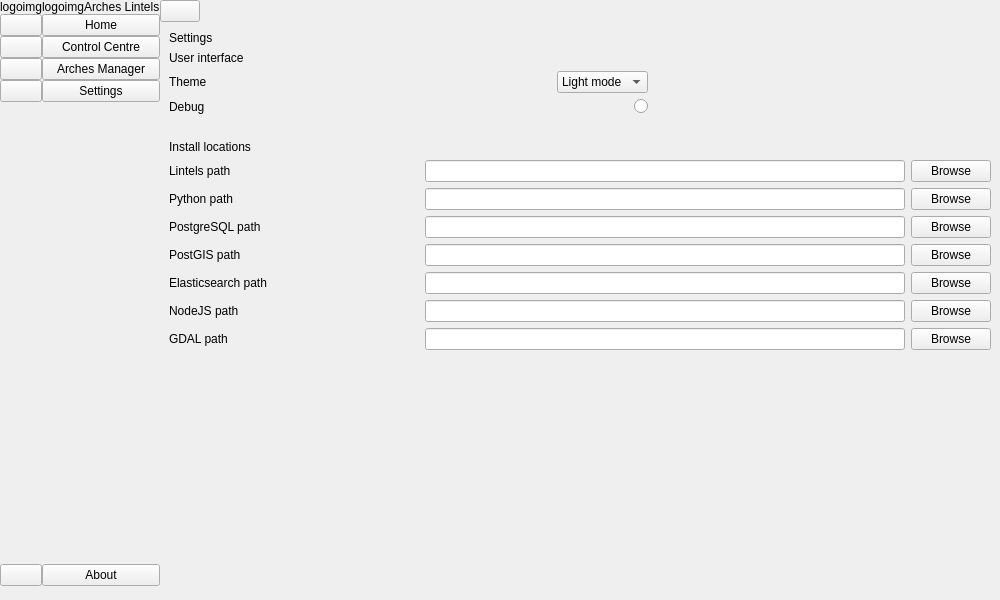
The window that arches_lintels/ui/ui_mainwindow.ui (k-int/arches-lintels) describes before a commit, drawn with Qt 5.
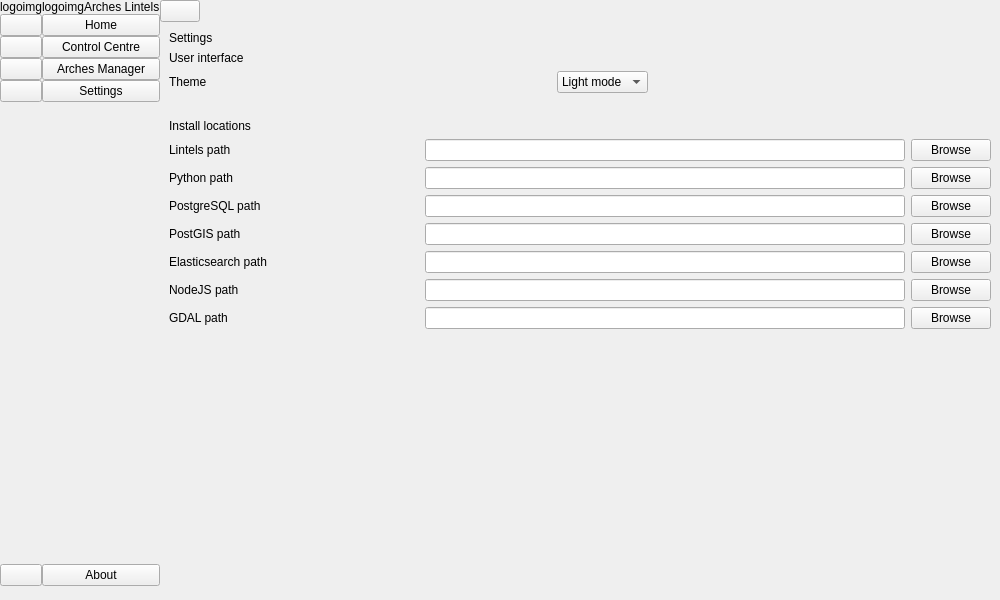
The same window after the commit.

Commit message: Remove debug option from settings

Diff of the .ui file:
```diff
--- a/arches_lintels/ui/ui_mainwindow.ui
+++ b/arches_lintels/ui/ui_mainwindow.ui
@@ -487,23 +487,6 @@
                  </property>
                 </spacer>
                </item>
-               <item row="2" column="0">
-                <widget class="QLabel" name="label_2">
-                 <property name="text">
-                  <string>Debug</string>
-                 </property>
-                </widget>
-               </item>
-               <item row="2" column="2">
-                <widget class="QRadioButton" name="debugRadioButton">
-                 <property name="layoutDirection">
-                  <enum>Qt::LayoutDirection::RightToLeft</enum>
-                 </property>
-                 <property name="text">
-                  <string/>
-                 </property>
-                </widget>
-               </item>
                <item row="0" column="0">
                 <widget class="QLabel" name="label_8">
                  <property name="text">
```
Left out of the diff: 26 changed lines with no effect on the pictures. The commit also changes 3 other files.
